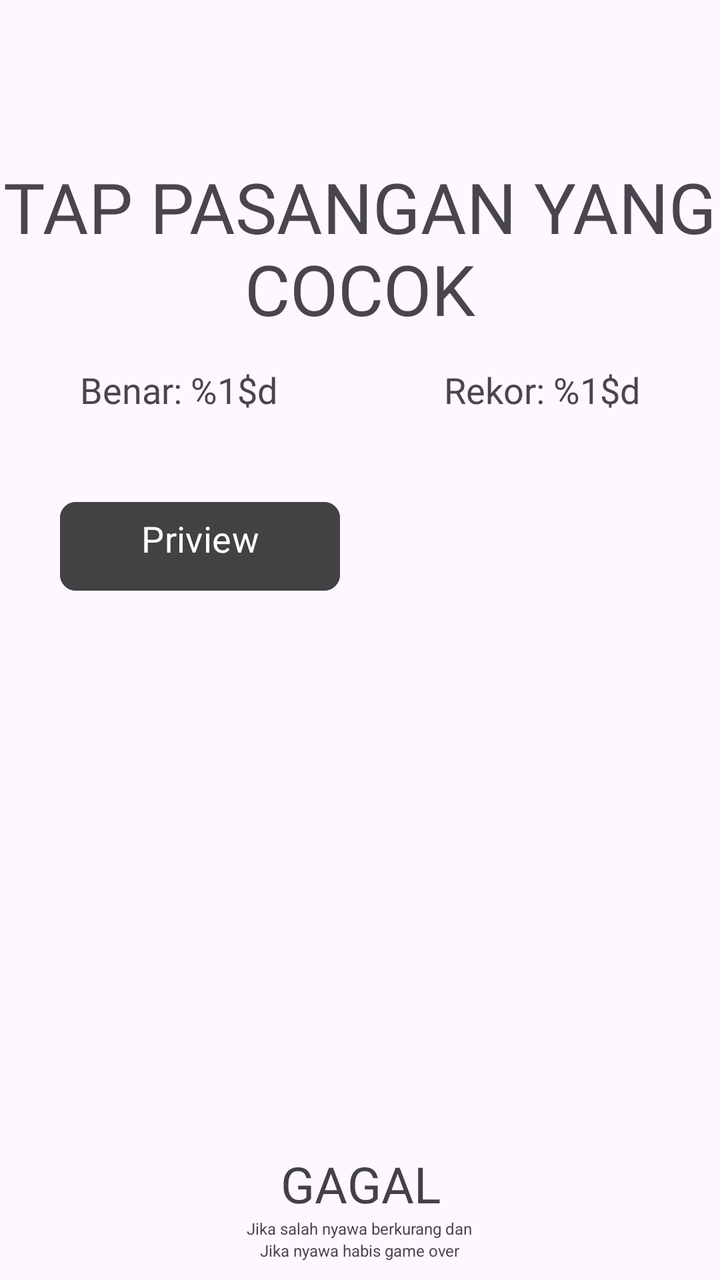
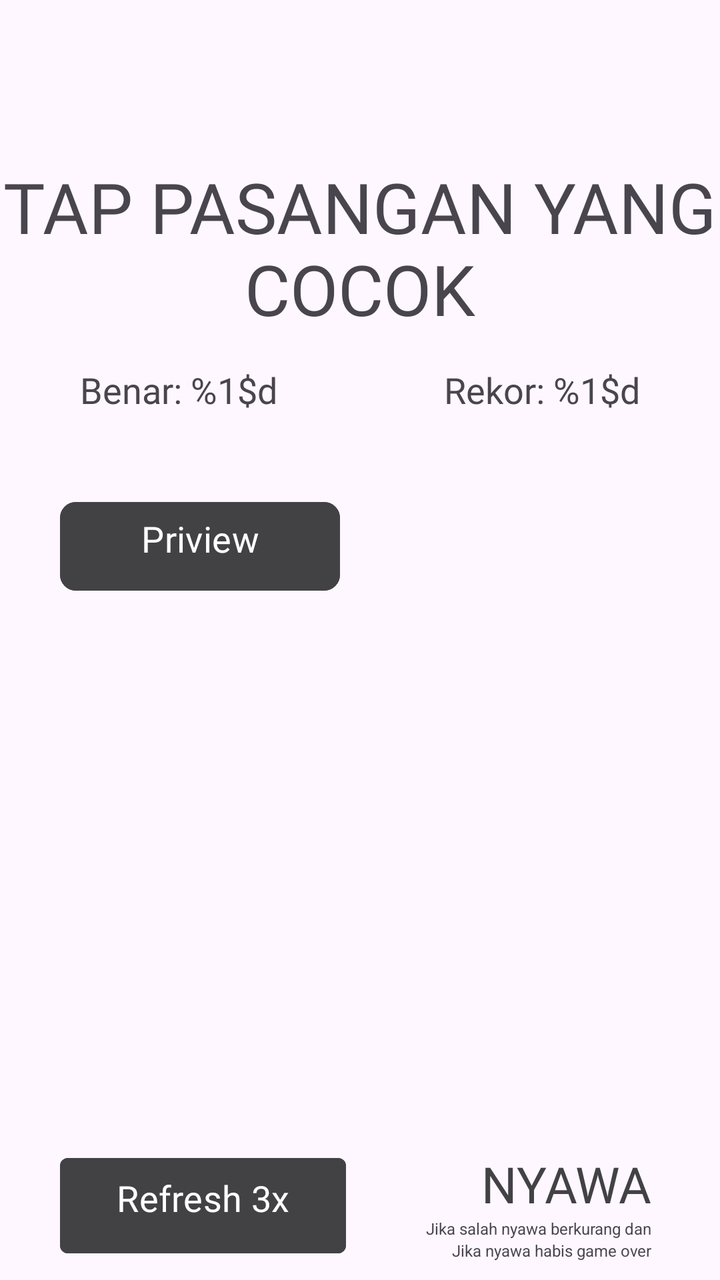

Before-and-after screenshots of an Android layout around one commit, followed by the original layout XML and the change that was made.
<!-- AndroidManifest.xml: application theme Theme.WordsMatch -->
<!-- res/layout/activity_game_menu.xml -->
<?xml version="1.0" encoding="utf-8"?>
<LinearLayout xmlns:android="http://schemas.android.com/apk/res/android"
    xmlns:app="http://schemas.android.com/apk/res-auto"
    xmlns:tools="http://schemas.android.com/tools"
    android:id="@+id/main"
    android:layout_width="match_parent"
    android:layout_height="match_parent"
    android:orientation="vertical"
    tools:context=".GameMenu">



    <TextView
        android:layout_width="wrap_content"
        android:layout_height="wrap_content"
        android:text="TAP PASANGAN YANG COCOK"
        android:fontFamily="@font/american_captain"
        android:layout_gravity="center"
        android:textSize="35dp"
        android:layout_marginTop="80dp"
        android:textAlignment="center"
        />

    <LinearLayout
        android:layout_width="300dp"
        android:layout_height="wrap_content"
        android:orientation="horizontal"
        android:layout_gravity="center"
        android:layout_marginTop="15dp"
        >

        <TextView
            android:id="@+id/benar_saat_ini"
            android:layout_width="wrap_content"
            android:layout_height="wrap_content"
            android:text="@string/benar_saat_ini"
            android:layout_marginLeft="10dp"
            android:textSize="18dp"
            android:fontFamily="@font/arca_majora_3_bold"
            />

        <Space
            android:layout_width="0dp"
            android:layout_height="1dp"
            android:layout_weight="1"
            />

        <TextView
            android:id="@+id/rekor_saat_ini"
            android:layout_width="wrap_content"
            android:layout_height="wrap_content"
            android:fontFamily="@font/arca_majora_3_bold"
            android:text="@string/rekor_text"
            android:layout_marginRight="10dp"
            android:textSize="18dp" />

    </LinearLayout>

    <LinearLayout
        android:layout_width="300dp"
        android:layout_height="328dp"
        android:layout_gravity="center"
        android:layout_marginTop="40dp"
        android:orientation="vertical">

        <LinearLayout
            android:id="@+id/div2btn"
            android:layout_width="match_parent"
            android:layout_height="wrap_content"
            android:orientation="vertical"
            >
            <Button
                android:layout_width="140dp"
                android:layout_height="wrap_content"
                android:backgroundTint="@color/main_color"
                android:fontFamily="@font/arca_majora_3_bold"
                android:text="Priview"
                android:textSize="18dp"
                app:cornerRadius="8dp"
                android:paddingBottom="14dp"
                />
        </LinearLayout>
    </LinearLayout>

    <LinearLayout
        android:layout_width="match_parent"
        android:layout_height="wrap_content"
        android:orientation="vertical"
        >

        <TextView
            android:id="@+id/nyawa"
            android:layout_width="wrap_content"
            android:layout_height="wrap_content"
            android:text="GAGAL"
            android:fontFamily="@font/arca_majora_3_bold"
            android:layout_gravity="center"
            android:textSize="25dp"
            android:textAlignment="center"
            android:textColor="@color/main_color"
            />
        <TextView
            android:layout_width="wrap_content"
            android:layout_height="wrap_content"
            android:text="Jika salah nyawa berkurang dan"
            android:textSize="8dp"
            android:layout_gravity="center"
            />

        <TextView
            android:layout_width="wrap_content"
            android:layout_height="wrap_content"
            android:text="Jika nyawa habis game over"
            android:textSize="8dp"
            android:layout_gravity="center"

            />

    </LinearLayout>
</LinearLayout>
<!-- resources referenced by this layout -->
<resources>
  <color name="main_color">#424245</color>
  <string name="benar_saat_ini">Benar: %1$d </string>
  <string name="rekor_text">Rekor: %1$d</string>
  <style name="Theme.WordsMatch" parent="Base.Theme.WordsMatch" />
  <style name="Base.Theme.WordsMatch" parent="Theme.Material3.DayNight.NoActionBar">
          
          
      </style>
</resources>

<!-- the commit's change to res/layout/activity_game_menu.xml (unified diff, before → after) -->
@@ -83,38 +83,69 @@
     </LinearLayout>
 
     <LinearLayout
-        android:layout_width="match_parent"
+        android:layout_width="300dp"
+        android:layout_gravity="center"
         android:layout_height="wrap_content"
-        android:orientation="vertical"
+        android:orientation="horizontal"
         >
 
-        <TextView
-            android:id="@+id/nyawa"
+
+        <Button
+            android:id="@+id/refreshBtn"
+            android:layout_width="143dp"
+            android:layout_height="match_parent"
+            android:layout_gravity="start"
+            android:backgroundTint="@color/main_color"
+            android:fontFamily="@font/arca_majora_3_bold"
+            android:paddingBottom="14dp"
+            android:text="Refresh 3x"
+            android:textSize="18dp"
+            app:cornerRadius="4dp" />
+
+        <LinearLayout
             android:layout_width="wrap_content"
             android:layout_height="wrap_content"
-            android:text="GAGAL"
-            android:fontFamily="@font/arca_majora_3_bold"
-            android:layout_gravity="center"
-            android:textSize="25dp"
-            android:textAlignment="center"
-            android:textColor="@color/main_color"
-            />
-        <TextView
-            android:layout_width="wrap_content"
-            android:layout_height="wrap_content"
-            android:text="Jika salah nyawa berkurang dan"
-            android:textSize="8dp"
-            android:layout_gravity="center"
-            />
+            android:layout_gravity="end"
+            android:layout_marginLeft="40dp"
 
-        <TextView
-            android:layout_width="wrap_content"
-            android:layout_height="wrap_content"
-            android:text="Jika nyawa habis game over"
-            android:textSize="8dp"
-            android:layout_gravity="center"
+            android:orientation="vertical">
 
-            />
+            <TextView
+                android:id="@+id/nyawa"
+                android:layout_width="wrap_content"
+                android:layout_height="wrap_content"
+                android:layout_gravity="end"
+                android:fontFamily="@font/arca_majora_3_bold"
+                android:text="NYAWA"
+                android:textColor="@color/main_color"
+                android:textSize="25dp" />
+
+            <TextView
+                android:layout_width="wrap_content"
+                android:layout_height="wrap_content"
+                android:layout_gravity="end"
+                android:text="Jika salah nyawa berkurang dan"
+                android:textSize="8dp" />
+
+            <TextView
+                android:layout_width="wrap_content"
+                android:layout_height="wrap_content"
+                android:layout_gravity="end"
+                android:text="Jika nyawa habis game over"
+                android:textSize="8dp" />
+        </LinearLayout>
 
     </LinearLayout>
+    <TextView
+        android:id="@+id/notifBenar"
+        android:layout_width="wrap_content"
+        android:layout_height="wrap_content"
+        android:text="Bagus! benar+1"
+        android:layout_gravity="center"
+        android:fontFamily="@font/arca_majora_3_bold"
+        android:textSize="20dp"
+        android:layout_marginTop="55dp"
+        android:textColor="@color/main_color"
+        android:visibility="invisible"
+        />
 </LinearLayout>
